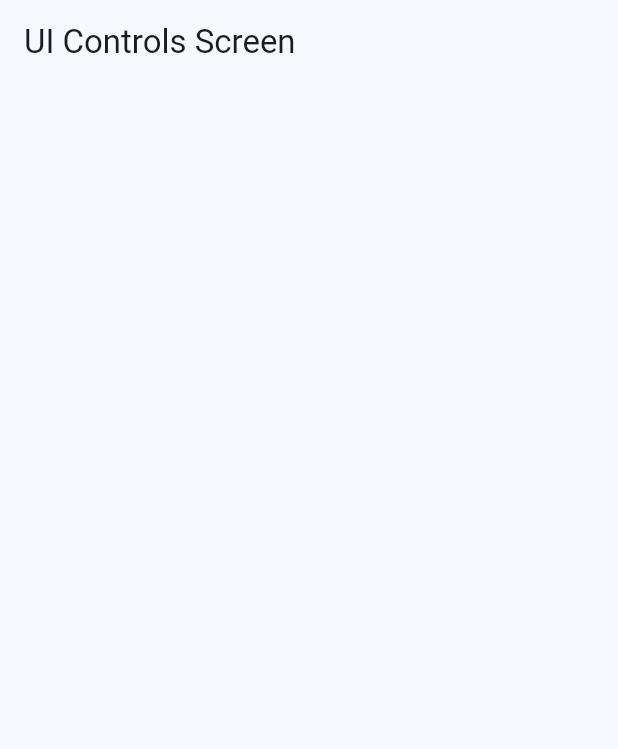
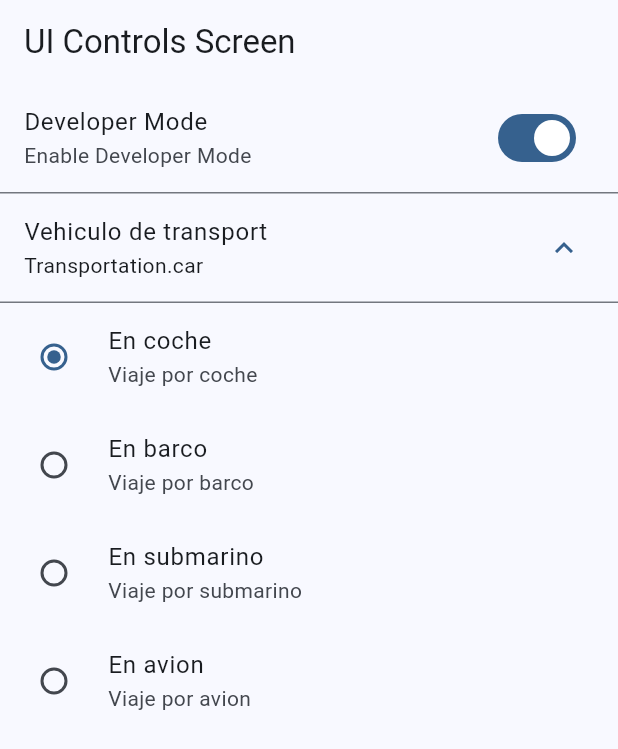
Before and after one commit to ELadrimonos/widget_apps, a Flutter app: the UIControlsScreen screen opened by its route, on a phone screen of 412 x 824 dp. Shown: the top 749 px of the screen. Run offline on Flutter 3.47's test engine with Material 3 defaults, Android fonts, the phone set to English and light mode, and no system bars; our stand-ins replace go_router.

Commit message:
Controles RadioList individuales

```diff
--- a/lib/presentation/screens/ui_controls/ui_controls_screen.dart
+++ b/lib/presentation/screens/ui_controls/ui_controls_screen.dart
@@ -1,7 +1,6 @@
 import 'package:flutter/material.dart';
 
 class UIControlsScreen extends StatelessWidget {
-
   static const String name = 'controls_screen';
 
   const UIControlsScreen({super.key});
@@ -12,7 +11,80 @@ class UIControlsScreen extends StatelessWidget {
       appBar: AppBar(
         title: const Text('UI Controls Screen'),
       ),
-      // body: const _AnimatedView(),
+      body: _UIControlsView(),
     );
   }
 }
+
+class _UIControlsView extends StatefulWidget {
+  const _UIControlsView({
+    super.key,
+  });
+
+  @override
+  State<_UIControlsView> createState() => _UIControlsViewState();
+}
+
+enum Transportation { car, plane, boat, submarine, train }
+
+class _UIControlsViewState extends State<_UIControlsView> {
+  bool isDeveloper = true;
+  Transportation selectedTransportation = Transportation.car;
+
+  @override
+  Widget build(BuildContext context) {
+    return ListView(
+      physics: const ClampingScrollPhysics(),
+      children: [
+        SwitchListTile(
+            title: const Text('Developer Mode'),
+            subtitle: const Text('Enable Developer Mode'),
+            value: isDeveloper,
+            onChanged: (value) {
+              isDeveloper = !isDeveloper;
+              setState(() {});
+            }),
+
+        ExpansionTile(
+          title: const Text('Vehiculo de transport'),
+          subtitle: Text('${selectedTransportation}'),
+          initiallyExpanded: true,
+
+        ),
+
+        RadioListTile(
+          title: const Text('En coche'),
+          subtitle: const Text('Viaje por coche'),
+          value: Transportation.car,
+          groupValue: selectedTransportation,
+          onChanged: (value) =>
+              setState(() => selectedTransportation = Transportation.car),
+        ),
+        RadioListTile(
+          title: const Text('En barco'),
+          subtitle: const Text('Viaje por barco'),
+          value: Transportation.boat,
+          groupValue: selectedTransportation,
+          onChanged: (value) =>
+              setState(() => selectedTransportation = Transportation.boat),
+        ),
+        RadioListTile(
+          title: const Text('En submarino'),
+          subtitle: const Text('Viaje por submarino'),
+          value: Transportation.train,
+          groupValue: selectedTransportation,
+          onChanged: (value) =>
+              setState(() => selectedTransportation = Transportation.train),
+        ),
+        RadioListTile(
+          title: const Text('En avion'),
+          subtitle: const Text('Viaje por avion'),
+          value: Transportation.plane,
+          groupValue: selectedTransportation,
+          onChanged: (value) =>
+              setState(() => selectedTransportation = Transportation.plane),
+        ),
+      ],
+    );
+  }
+}
```
